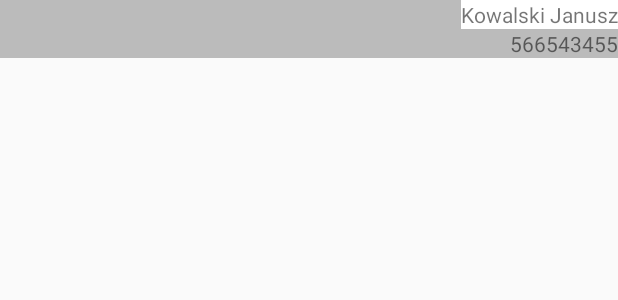
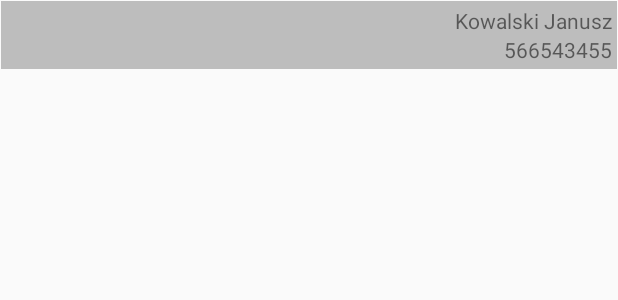
Before and after one commit to bykup/textDrafter, an Android app: the layout contactlist_recycler_item.xml on its own in the app's theme, with its tools: preview values and no code run, on a phone screen of 412 x 824 dp. Shown: the top 300 px of the screen. Run offline under Robolectric (Android 15) with nearby library versions, the phone set to English and light mode, and no system bars.

Commit message:
no message

```diff
--- a/textDrafter/app/build.gradle
+++ b/textDrafter/app/build.gradle
@@ -45,4 +45,7 @@ dependencies {
     compile 'io.reactivex.rxjava2:rxandroid:+'
     compile 'io.reactivex.rxjava2:rxjava:+'
 
+//    keyboard visibility notif
+    compile 'net.yslibrary.keyboardvisibilityevent:keyboardvisibilityevent:1.0.1'
+
 }
--- a/textDrafter/app/src/main/AndroidManifest.xml
+++ b/textDrafter/app/src/main/AndroidManifest.xml
@@ -15,8 +15,7 @@
 
 
         <activity
-            android:name=".activities.mainactivity.activity.MainActivity"
-            android:windowSoftInputMode="stateHidden|adjustResize">
+            android:name=".activities.mainactivity.activity.MainActivity">
             <intent-filter>
                 <action android:name="android.intent.action.MAIN" />
                 <category android:name="android.intent.category.LAUNCHER" />
--- a/textDrafter/app/src/main/java/com/byku/android/textdrafter/activities/mainactivity/activity/MainActivity.java
+++ b/textDrafter/app/src/main/java/com/byku/android/textdrafter/activities/mainactivity/activity/MainActivity.java
@@ -23,9 +23,7 @@ import java.util.List;
 
 import javax.inject.Inject;
 
-// TODO: 11.09.2017 - lock size of activity when keyboard is present - change so it will move up,
-// TODO: 11.09.2017 - parsing doubles - change to x decimal places - depending on precision of data
-// TODO: 11.09.2017 - not compatibile with multi-window - change it
+// TODO: 19.09.2017 contact list should be on top
 
 public class MainActivity extends AppCompatActivity implements MainViewInterface {
 
--- a/textDrafter/app/src/main/java/com/byku/android/textdrafter/activities/mainactivity/adapters/SmsContactsAdapterImpl.java
+++ b/textDrafter/app/src/main/java/com/byku/android/textdrafter/activities/mainactivity/adapters/SmsContactsAdapterImpl.java
@@ -26,7 +26,7 @@ public class SmsContactsAdapterImpl extends RecyclerView.Adapter<SmsContactsAdap
     @Override
     public void onBindViewHolder(SmsContactsAdapterImpl.ContactsHolder holder, int position) {
         holder.getBinding().contactName.setText(models.get(position).contactName);
-        holder.getBinding().contactName.setText(models.get(position).contactName);
+        holder.getBinding().contactNumber.setText(models.get(position).contactNumber);
         holder.getBinding().contactLayout.setOnClickListener(
                 ContactHandlers.getOnContactClick(
                         models.get(position),
--- a/textDrafter/app/src/main/java/com/byku/android/textdrafter/activities/mainactivity/fragment/MainFragment.java
+++ b/textDrafter/app/src/main/java/com/byku/android/textdrafter/activities/mainactivity/fragment/MainFragment.java
@@ -23,7 +23,12 @@ import com.byku.android.textdrafter.utils.dialogs.DialogHandlers;
 import com.byku.android.textdrafter.utils.dialogs.DialogListeners;
 import com.byku.android.textdrafter.utils.parsers.ContactTelParserImpl;
 
+import net.yslibrary.android.keyboardvisibilityevent.KeyboardVisibilityEvent;
+import net.yslibrary.android.keyboardvisibilityevent.KeyboardVisibilityEventListener;
+
 import java.util.List;
+
+import static android.view.View.GONE;
 
 public class MainFragment extends Fragment implements FragmentView {
 
--- a/textDrafter/app/src/main/java/com/byku/android/textdrafter/utils/PermissionHelper.java
+++ b/textDrafter/app/src/main/java/com/byku/android/textdrafter/utils/PermissionHelper.java
@@ -8,7 +8,6 @@ import android.support.v4.content.ContextCompat;
 public class PermissionHelper {
 
     public static boolean hasContactPermissions(Context context) {
-        return ContextCompat.checkSelfPermission(context, Manifest.permission.READ_CONTACTS) != PackageManager.PERMISSION_DENIED
-                && ContextCompat.checkSelfPermission(context, Manifest.permission.WRITE_CONTACTS) != PackageManager.PERMISSION_DENIED;
+        return ContextCompat.checkSelfPermission(context, Manifest.permission.READ_CONTACTS) != PackageManager.PERMISSION_DENIED;
     }
 }
--- a/textDrafter/app/src/main/res/layout/activity_main.xml
+++ b/textDrafter/app/src/main/res/layout/activity_main.xml
@@ -21,7 +21,6 @@
     <android.support.constraint.ConstraintLayout
         android:layout_width="match_parent"
         android:layout_height="match_parent"
-        android:fitsSystemWindows="true"
         android:background="@color/grey_background">
 
         <ImageButton
--- a/textDrafter/app/src/main/res/layout/contactlist_recycler_item.xml
+++ b/textDrafter/app/src/main/res/layout/contactlist_recycler_item.xml
@@ -3,20 +3,21 @@
 <layout>
 
     <LinearLayout xmlns:android="http://schemas.android.com/apk/res/android"
+        xmlns:tools="http://schemas.android.com/tools"
         android:id="@+id/contact_layout"
-        xmlns:tools="http://schemas.android.com/tools"
         android:layout_width="match_parent"
         android:layout_height="wrap_content"
+        android:layout_margin="1px"
+        android:padding="3dp"
+        android:background="@color/grey_foreground"
         android:gravity="end"
-        android:orientation="vertical"
-        android:background="@color/smskey_recycler_button">
+        android:orientation="vertical">
 
         <TextView
             android:id="@+id/contact_name"
             android:layout_width="wrap_content"
             android:layout_height="wrap_content"
-            tools:text="Kowalski Janusz"
-            android:background="@color/colorPrimary"/>
+            tools:text="Kowalski Janusz" />
 
         <TextView
             android:id="@+id/contact_number"
--- a/textDrafter/app/src/main/res/layout/input_dialog_text.xml
+++ b/textDrafter/app/src/main/res/layout/input_dialog_text.xml
@@ -28,7 +28,6 @@
             android:layout_marginStart="8dp"
             android:layout_marginTop="16dp"
             android:background="@android:color/transparent"
-            android:fitsSystemWindows="true"
             android:gravity="top|start"
             android:inputType="textMultiLine"
             android:lines="8"
--- a/textDrafter/app/src/main/res/values/colors.xml
+++ b/textDrafter/app/src/main/res/values/colors.xml
@@ -7,6 +7,7 @@
     <color name="grey_background">#000000</color>
     <color name="grey_middle">#9e9e9e</color>
     <color name="grey_foreground">#bdbdbd</color>
+    <color name="grey_light">#e0e0e0</color>
 
     <!--MainActivity-->
     <color name="main_text">#000000</color>
```
Also changed, not shown: textDrafter/app/src/main/res/layout/fragment_main.xml (+14 -9 lines).
